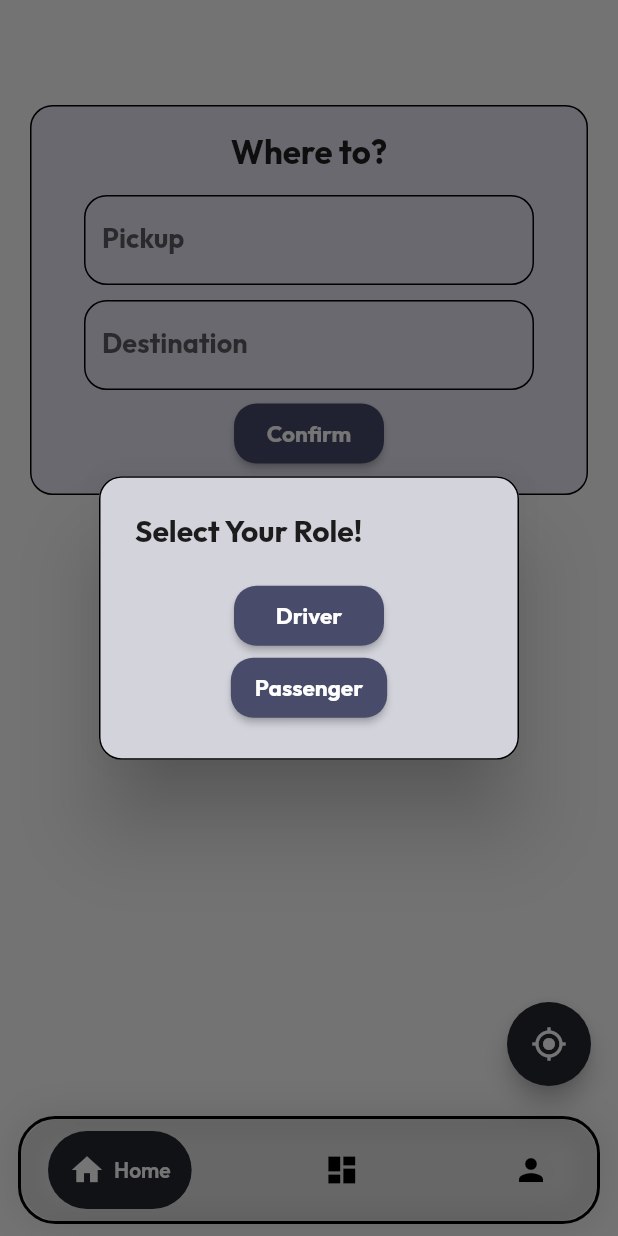
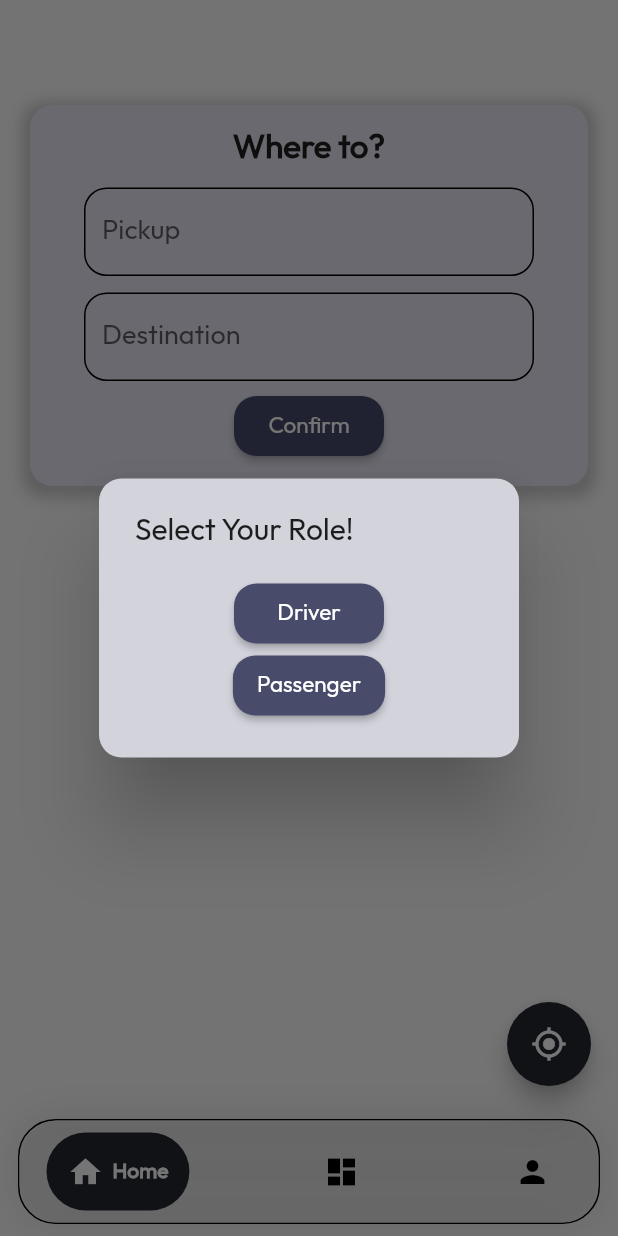
Before and after one commit to siddharthkanna/Commutify, a Flutter app: the PageViewScreen screen opened directly, after a tap on "Confirm", on a phone screen of 412 x 824 dp. Run offline on Flutter 3.47's test engine with Material 2 defaults, Android fonts, the phone set to English and light mode, and no system bars; drawn by our look-alikes of google_nav_bar; our stand-ins replace flutter_dotenv, flutter_map, flutter_riverpod, geolocator, latlong2.

Commit message:
minor changes

```diff
--- a/lib/components/navbar.dart
+++ b/lib/components/navbar.dart
@@ -20,7 +20,7 @@ class NavBar extends StatelessWidget {
         borderRadius: BorderRadius.circular(25.0),
         border: Border.all(
           color: Colors.black,
-          width: 2.0,
+
         ),
         boxShadow: [
           BoxShadow(
--- a/lib/components/search/search_container.dart
+++ b/lib/components/search/search_container.dart
@@ -1,6 +1,8 @@
 import 'package:flutter/material.dart';
 import 'package:mlritpool/components/search/search_screen.dart';
 import 'package:mlritpool/models/map_box_place.dart';
+import 'package:mlritpool/screens/Driver/driverscreen.dart';
+import 'package:mlritpool/screens/Passenger/passengerScreen.dart';
 import 'package:mlritpool/themes/app_theme.dart';
 
 class SearchContainer extends StatefulWidget {
@@ -49,11 +51,11 @@ class _SearchContainerState extends State<SearchContainer> {
         return AlertDialog(
           shape: RoundedRectangleBorder(
             borderRadius: BorderRadius.circular(15.0),
-            side: const BorderSide(color: Colors.black),
+
           ),
           title: const Text(
             'Select Your Role!',
-            style: TextStyle(fontWeight: FontWeight.bold),
+
           ),
           backgroundColor: Apptheme.thirdColor,
           content: Column(
@@ -63,7 +65,7 @@ class _SearchContainerState extends State<SearchContainer> {
                 style: ElevatedButton.styleFrom(
                   backgroundColor: Apptheme.button,
                   textStyle: const TextStyle(
-                    fontWeight: FontWeight.bold,
+                    fontWeight: FontWeight.normal,
                     fontFamily: 'Outfit',
                     fontSize: 15.0,
                   ),
@@ -74,7 +76,12 @@ class _SearchContainerState extends State<SearchContainer> {
                 ),
                 onPressed: () {
                   // Handle driver button press
-                  Navigator.of(context).pop();
+                  Navigator.push(
+                  context,
+                  MaterialPageRoute(
+                    builder: (context) => DriverDetailScreen(),
+                  ),
+                );
                   // Navigate to driver screen
                 },
                 child: const Text('Driver'),
@@ -83,7 +90,7 @@ class _SearchContainerState extends State<SearchContainer> {
                 style: ElevatedButton.styleFrom(
                   backgroundColor: Apptheme.button,
                   textStyle: const TextStyle(
-                    fontWeight: FontWeight.bold,
+                    fontWeight: FontWeight.normal,
                     fontFamily: 'Outfit',
                     fontSize: 15.0,
                   ),
@@ -94,7 +101,12 @@ class _SearchContainerState extends State<SearchContainer> {
                 ),
                 onPressed: () {
                   // Handle passenger button press
-                  Navigator.of(context).pop();
+                  Navigator.push(
+                  context,
+                  MaterialPageRoute(
+                    builder: (context) =>PassengerScreen(),
+                  )
+                  );
                   // Navigate to passenger screen
                 },
                 child: const Text('Passenger'),
@@ -110,10 +122,17 @@ class _SearchContainerState extends State<SearchContainer> {
   Widget build(BuildContext context) {
     return Container(
       decoration: BoxDecoration(
+        boxShadow: [   BoxShadow(
+        color: Colors.grey.withOpacity(0.5), // specify the shadow color
+        spreadRadius: 5, // adjust the spread radius
+        blurRadius: 7, // adjust the blur radius
+        offset: const Offset(0, 3), // adjust the offset
+      ),],
         color: Apptheme.conatainer,
         borderRadius: BorderRadius.circular(15.0),
-        border: Border.all(color: Colors.black),
+
       ),
+
       constraints: const BoxConstraints(minHeight: 200.0, minWidth: 330.0),
       padding: const EdgeInsets.all(16.0),
       child: Column(
@@ -134,7 +153,7 @@ class _SearchContainerState extends State<SearchContainer> {
                 child: TextFormField(
                   controller: widget.pickupController,
                   style: const TextStyle(
-                      fontSize: 18.0, fontWeight: FontWeight.bold),
+                      fontSize: 18.0, fontWeight: FontWeight.normal),
                   decoration: InputDecoration(
                     labelText: 'Pickup',
                     focusedBorder: OutlineInputBorder(
@@ -160,7 +179,7 @@ class _SearchContainerState extends State<SearchContainer> {
                 child: TextFormField(
                   controller: _destinationController,
                   style: const TextStyle(
-                      fontSize: 18.0, fontWeight: FontWeight.bold),
+                      fontSize: 18.0, fontWeight: FontWeight.normal),
                   decoration: InputDecoration(
                     labelText: 'Destination',
                     focusedBorder: OutlineInputBorder(
@@ -181,7 +200,7 @@ class _SearchContainerState extends State<SearchContainer> {
             style: ElevatedButton.styleFrom(
               backgroundColor: Apptheme.button,
               textStyle: const TextStyle(
-                fontWeight: FontWeight.bold,
+                fontWeight: FontWeight.normal,
                 fontFamily: 'Outfit',
                 fontSize: 15.0,
               ),
--- a/lib/components/search/search_screen.dart
+++ b/lib/components/search/search_screen.dart
@@ -100,7 +100,7 @@ class _SearchScreenState extends State<SearchScreen> {
                     onChanged: (query) => updateSuggestions(query),
                     style: const TextStyle(
                       fontSize: 18.0,
-                      fontWeight: FontWeight.bold,
+                      fontWeight: FontWeight.normal,
                     ),
                     decoration: InputDecoration(
                       hintText: _searchController.text.isEmpty
@@ -133,7 +133,7 @@ class _SearchScreenState extends State<SearchScreen> {
                   title: Text(
                     suggestion.placeName,
                     style: const TextStyle(
-                        fontSize: 16, fontWeight: FontWeight.w600),
+                        fontSize: 16, fontWeight: FontWeight.normal),
                   ),
                   onTap: () {
                     Navigator.pop(context, [suggestion]);
--- a/pubspec.yaml
+++ b/pubspec.yaml
@@ -28,6 +28,7 @@ dependencies:
 
 
 
+
   cupertino_icons: ^1.0.2
 
 dev_dependencies:
```
Also changed, not shown: assets/GoogleLogo.png (added), fonts/Outfit.ttf.
